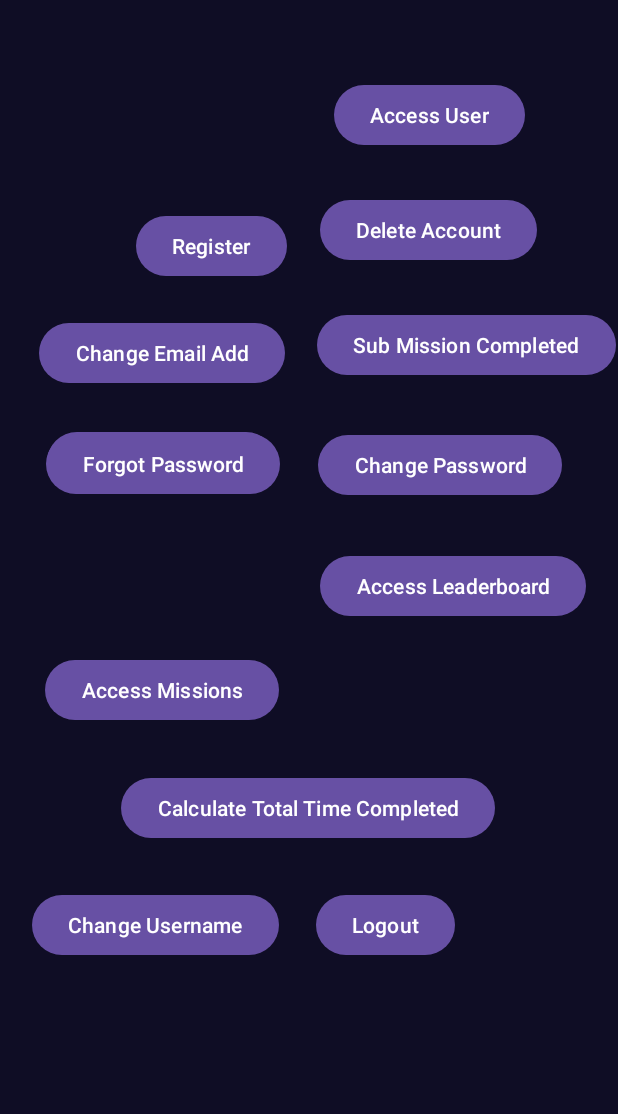
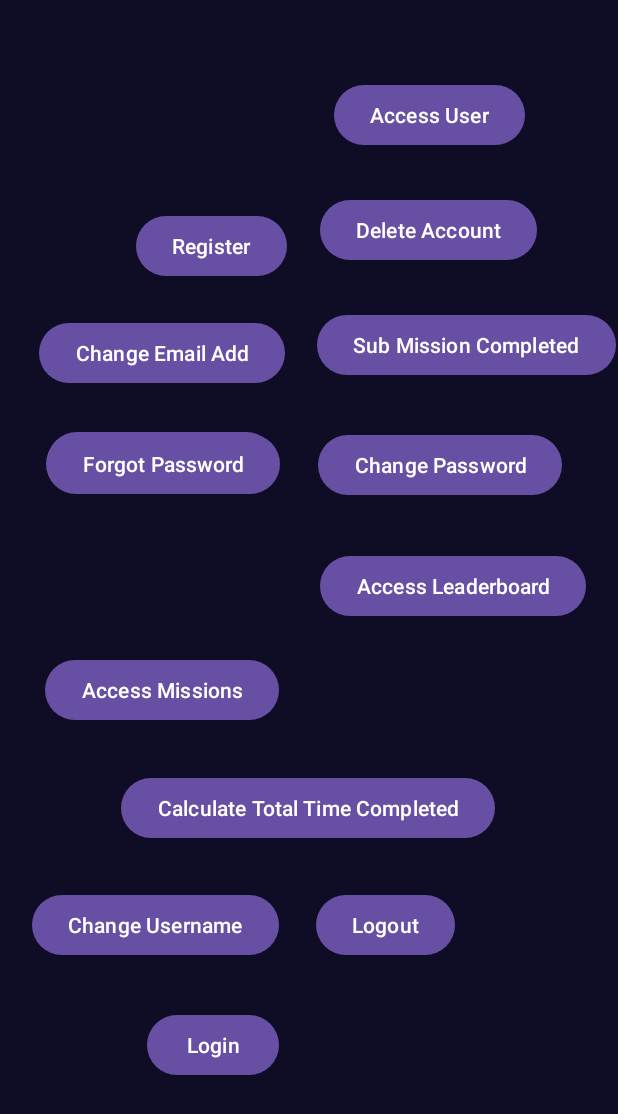
Before and after one commit to irarayzelji2002/InterstellarVoyage, an Android app: the TestDatabaseActivity screen opened directly, with no data from a screen before it, on a phone screen of 412 x 824 dp. Shown: the top 1114 px of the screen. Run offline under Robolectric (Android 15) with nearby library versions, the phone set to English and light mode, and no system bars; our stand-ins replace Firebase (no records; nobody signed in at launch, a user with empty details on screens opened directly).

Commit message:
parang may nabago something sa functions

```diff
--- a/app/src/main/java/com/example/interstellarvoyage/DatabaseFunctions.kt
+++ b/app/src/main/java/com/example/interstellarvoyage/DatabaseFunctions.kt
@@ -83,7 +83,7 @@ object DatabaseFunctions {
                                 val editor = userPref.edit()
                                 editor.putBoolean("isLoggedIn", true)
                                 editor.apply()
-                                context.startActivity(Intent(context, TestDatabaseActivity::class.java))
+                                context.startActivity(Intent(context, HomepageActivity::class.java))
                             } else {
                                 Log.d("FirestoreData", "No such document")
                             }
--- a/app/src/main/java/com/example/interstellarvoyage/TestDatabaseActivity.kt
+++ b/app/src/main/java/com/example/interstellarvoyage/TestDatabaseActivity.kt
@@ -16,6 +16,7 @@ class TestDatabaseActivity : AppCompatActivity() {
         setContentView(R.layout.activity_test_database)
 
         var btnRegAccount : Button = findViewById(R.id.btnRegAccount)
+        var btnLogin : Button = findViewById(R.id.btnLogin)
         var btnAccess : Button = findViewById(R.id.btnAccess)
         var btnChangeEmailAdd : Button = findViewById(R.id.btnChangeEmailAdd)
         var btnDeleteAccount : Button = findViewById(R.id.btnDeleteAccount)
@@ -34,6 +35,10 @@ class TestDatabaseActivity : AppCompatActivity() {
 
         btnRegAccount.setOnClickListener {
             DatabaseFunctions.regAccount(this, "exampleUser", "irarayzel.ji.cics@ust.edu.ph", "irarayzelji")
+        }
+
+        btnLogin.setOnClickListener {
+            DatabaseFunctions.login(this, "irarayzel.ji.cics@ust.edu.ph", "irarayzelji")
         }
 
         btnAccess.setOnClickListener{
--- a/app/src/main/res/layout/activity_test_database.xml
+++ b/app/src/main/res/layout/activity_test_database.xml
@@ -161,4 +161,16 @@
         app:layout_constraintTop_toBottomOf="@+id/btnCalculateTotalTimeCompleted"
         app:layout_constraintVertical_bias="0.14" />
 
+    <Button
+        android:id="@+id/btnLogin"
+        android:layout_width="wrap_content"
+        android:layout_height="48dp"
+        android:text="Login"
+        app:layout_constraintBottom_toBottomOf="parent"
+        app:layout_constraintEnd_toEndOf="parent"
+        app:layout_constraintHorizontal_bias="0.303"
+        app:layout_constraintStart_toStartOf="parent"
+        app:layout_constraintTop_toBottomOf="@+id/btnChangeUsername"
+        app:layout_constraintVertical_bias="0.237" />
+
 </androidx.constraintlayout.widget.ConstraintLayout>
```
Also changed, not shown: app/src/main/java/com/example/interstellarvoyage/GameActivity.kt (+8 -8 lines).
